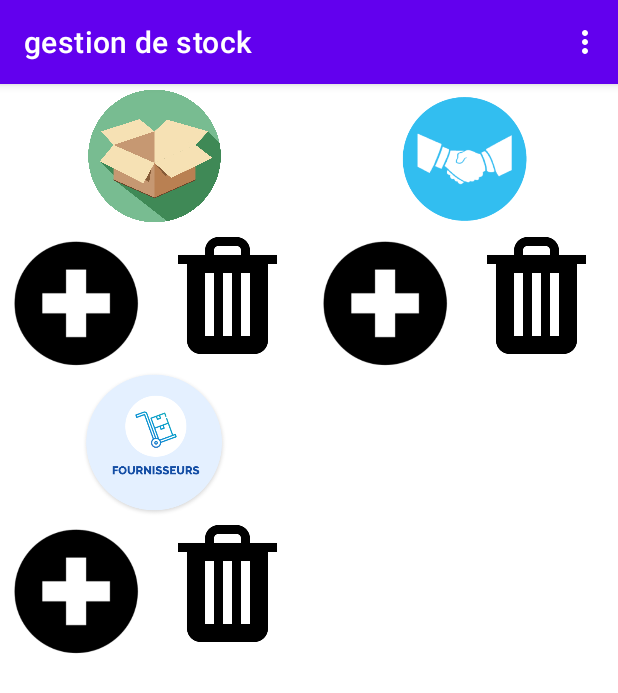
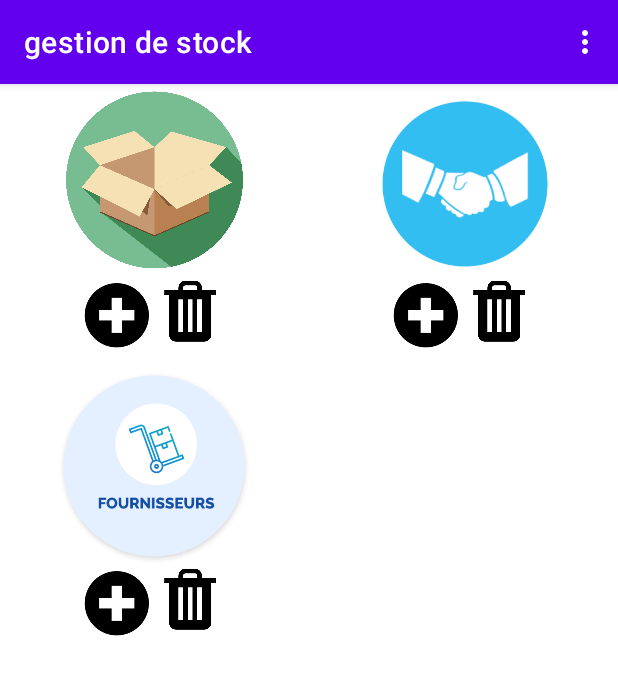
Before and after one commit to lionel-kg/gestion_app, an Android app: the screen it shows after launch (MainActivity), on a phone screen of 412 x 824 dp. Shown: the top 693 px of the screen. Run offline under Robolectric (Android 15) with nearby library versions, the phone set to English and light mode, and no system bars.

Commit message:
update git

```diff
--- a/app/src/main/java/com/example/gestiondestock/modele/CustomListAdapter.java
+++ b/app/src/main/java/com/example/gestiondestock/modele/CustomListAdapter.java
@@ -43,6 +43,7 @@ public class CustomListAdapter  extends BaseAdapter {
         this.context = aContext;
         this.listData = listData;
         layoutInflater = LayoutInflater.from(aContext);
+
     }
 
 
@@ -80,11 +81,11 @@ public class CustomListAdapter  extends BaseAdapter {
         holder.qteView.setText("qte: " + article.getQteArticle());
 
         try {
-            //db = openOrCreateDatabase("gestion_app", SQLiteDatabase.CREATE_IF_NECESSARY, null);
+
             holder.delete.setOnClickListener(new Button.OnClickListener() {
                 @Override
                 public void onClick(View v) {
-                    db.delete("article","id ="+article.getId_article(),null);
+                    getCount();
                 }
             });
         } catch (
--- a/app/src/main/java/com/example/gestiondestock/vue/MainActivity.java
+++ b/app/src/main/java/com/example/gestiondestock/vue/MainActivity.java
@@ -14,6 +14,7 @@ import android.view.View;
 import android.widget.Button;
 import android.widget.ImageView;
 import android.widget.LinearLayout;
+import android.widget.Toast;
 import android.widget.Toolbar;
 
 import com.example.gestiondestock.R;
@@ -46,6 +47,7 @@ public class MainActivity extends AppCompatActivity {
         addFournisseur();
         addArticle();
         suppArticle();
+        suppFournisseur();
     }
 
     public void ecouteInventaire() {
@@ -87,6 +89,7 @@ public class MainActivity extends AppCompatActivity {
             public void onClick(View v) {
                 Intent intent = new Intent(MainActivity.this, AddFournisseurActivity.class);
                 startActivity(intent);
+                Toast.makeText(MainActivity.this,"insertion du fournisseur", Toast.LENGTH_SHORT).show();
             }
         });
     }
@@ -100,6 +103,7 @@ public class MainActivity extends AppCompatActivity {
             public void onClick(View v) {
                 Intent intent = new Intent(MainActivity.this, AddArticleActivity.class);
                 startActivity(intent);
+                Toast.makeText(MainActivity.this,"insertion de l'article", Toast.LENGTH_SHORT).show();
             }
         });
     }
@@ -112,10 +116,20 @@ public class MainActivity extends AppCompatActivity {
             @Override
             public void onClick(View v) {
                 db.delete("article",null,null);
+                Toast.makeText(MainActivity.this,"les articles ont été supprimer", Toast.LENGTH_SHORT).show();
+
             }
         });
     }
-
+    public void suppFournisseur() {
+        ((ImageView) findViewById(R.id.suppFournisseur)).setOnClickListener(new Button.OnClickListener() {
+            @Override
+            public void onClick(View v) {
+                db.delete("fournisseur",null,null);
+                Toast.makeText(MainActivity.this,"les fournisseur ont été supprimer", Toast.LENGTH_SHORT).show();
+            }
+        });
+    }
     /**
      * acces à la base de données
      */
@@ -123,15 +137,6 @@ public class MainActivity extends AppCompatActivity {
     public void openBd() {
         try {
             db = openOrCreateDatabase("gestion_app", SQLiteDatabase.CREATE_IF_NECESSARY, null);
-
-            db.execSQL("create table magasinier("
-                    + "idMagasinier INTEGER PRIMARY KEY AUTOINCREMENT,"
-                    + "nomMagasinier TEXT NOT NULL,"
-                    + "prenomMagasinier TEXT NOT NULL,"
-                    + "telMagasinier INTEGER,"
-                    + "adresseMagasinier TEXT,"
-                    + "cpMagasinier INTEGER,"
-                    + "villeMagasinier TEXT)");
 
             db.execSQL("create table article("
                     + "idArticle INTEGER PRIMARY KEY AUTOINCREMENT,"
--- a/app/src/main/res/layout/activity_fournisseur.xml
+++ b/app/src/main/res/layout/activity_fournisseur.xml
@@ -16,4 +16,5 @@
         android:layout_alignParentTop="true" >
     </ListView>
 
+
 </androidx.constraintlayout.widget.ConstraintLayout>
--- a/app/src/main/res/layout/activity_inventaire.xml
+++ b/app/src/main/res/layout/activity_inventaire.xml
@@ -17,4 +17,6 @@ tools:context=".vue.InventaireActivity">
     </ListView>
 
 
+
+
 </RelativeLayout>
--- a/app/src/main/res/layout/activity_main.xml
+++ b/app/src/main/res/layout/activity_main.xml
@@ -23,17 +23,21 @@
                 android:layout_height="match_parent"
                 android:layout_weight="1"
                 android:orientation="vertical">
+
                 <LinearLayout
                     android:layout_width="match_parent"
                     android:layout_height="match_parent"
-                    android:orientation="horizontal"
-                    android:layout_weight="1">
+                    android:layout_weight="0.5"
+                    android:orientation="vertical">
+
                     <ImageView
                         android:id="@+id/inventaire"
-                        android:layout_width="wrap_content"
-                        android:layout_height="wrap_content"
-                        android:src="@drawable/inventaire"/>
+                        android:layout_width="match_parent"
+                        android:layout_height="match_parent"
+                        android:src="@drawable/inventaire"
+                        android:layout_weight="1"/>
                 </LinearLayout>
+
                 <LinearLayout
                     android:layout_width="match_parent"
                     android:layout_height="match_parent"
@@ -44,11 +48,14 @@
                         android:layout_height="match_parent"
                         android:orientation="vertical"
                         android:layout_weight="1">
+
                         <ImageView
                             android:id="@+id/addArticle"
-                            android:layout_width="wrap_content"
-                            android:layout_height="wrap_content"
-                            android:src="@drawable/ajout"/>
+                            android:layout_width="50dp"
+                            android:layout_height="50dp"
+                            android:layout_gravity="end"
+                            android:src="@drawable/ajout" />
+
                     </LinearLayout>
                     <LinearLayout
                         android:layout_width="match_parent"
@@ -57,8 +64,8 @@
                         android:layout_weight="1">
                         <ImageView
                             android:id="@+id/suppArticle"
-                            android:layout_width="wrap_content"
-                            android:layout_height="wrap_content"
+                            android:layout_width="50dp"
+                            android:layout_height="50dp"
                             android:src="@drawable/supp"
                             />
                     </LinearLayout>
@@ -77,13 +84,15 @@
                 <LinearLayout
                     android:layout_width="match_parent"
                     android:layout_height="match_parent"
-                    android:orientation="horizontal"
-                    android:layout_weight="1">
+                    android:orientation="vertical"
+                    android:layout_weight="0.5">
                     <ImageView
                         android:id="@+id/transaction"
-                        android:layout_width="wrap_content"
-                        android:layout_height="wrap_content"
-                        android:src="@drawable/transaction"/>
+                        android:layout_width="match_parent"
+                        android:layout_height="match_parent"
+                        android:src="@drawable/transaction"
+                        android:layout_weight="1"/>
+
                 </LinearLayout>
                 <LinearLayout
                     android:layout_width="match_parent"
@@ -96,8 +105,9 @@
                         android:orientation="vertical"
                         android:layout_weight="1">
                         <ImageView
-                            android:layout_width="wrap_content"
-                            android:layout_height="wrap_content"
+                            android:layout_width="50dp"
+                            android:layout_height="50dp"
+                            android:layout_gravity="end"
                             android:src="@drawable/ajout"/>
                     </LinearLayout>
                     <LinearLayout
@@ -106,8 +116,8 @@
                         android:orientation="vertical"
                         android:layout_weight="1">
                         <ImageView
-                            android:layout_width="wrap_content"
-                            android:layout_height="wrap_content"
+                            android:layout_width="50dp"
+                            android:layout_height="50dp"
                             android:src="@drawable/supp"/>
 
                     </LinearLayout>
@@ -138,13 +148,15 @@
                     <LinearLayout
                         android:layout_width="match_parent"
                         android:layout_height="match_parent"
-                        android:layout_weight="1"
-                        android:orientation="horizontal">
+                        android:layout_weight="0.5"
+                        android:orientation="vertical">
                         <ImageView
                             android:id="@+id/fournisseur"
-                            android:layout_width="wrap_content"
-                            android:layout_height="wrap_content"
-                            android:src="@drawable/fournisseurs"/>
+                            android:layout_width="match_parent"
+                            android:layout_height="match_parent"
+                            android:src="@drawable/fournisseurs"
+                            android:layout_weight="1"/>
+
                     </LinearLayout>
                     <LinearLayout
                         android:layout_width="match_parent"
@@ -159,8 +171,9 @@
                             android:orientation="vertical">
                             <ImageView
                                 android:id="@+id/addFournisseur"
-                                android:layout_width="wrap_content"
-                                android:layout_height="wrap_content"
+                                android:layout_width="50dp"
+                                android:layout_height="50dp"
+                                android:layout_gravity="end"
                                 android:src="@drawable/ajout"/>
                         </LinearLayout>
                         <LinearLayout
@@ -169,32 +182,15 @@
                             android:orientation="vertical"
                             android:layout_weight="1">
                             <ImageView
-                                android:layout_width="wrap_content"
-                                android:layout_height="wrap_content"
+                                android:id="@+id/suppFournisseur"
+                                android:layout_width="50dp"
+                                android:layout_height="50dp"
                                 android:src="@drawable/supp"/>
 
                         </LinearLayout>
                     </LinearLayout>
                 </LinearLayout>
             </LinearLayout>
-            <LinearLayout
-                android:layout_width="match_parent"
-                android:layout_height="match_parent"
-                android:layout_weight="1"
-                android:orientation="vertical">
-            </LinearLayout>
-        </LinearLayout>
-        <LinearLayout
-            android:layout_width="match_parent"
-            android:layout_height="match_parent"
-            android:layout_weight="1"
-            android:orientation="horizontal">
-
-            <LinearLayout
-                android:layout_width="match_parent"
-                android:layout_height="match_parent"
-                android:layout_weight="1"
-                android:orientation="vertical"></LinearLayout>
 
             <LinearLayout
                 android:layout_width="match_parent"
@@ -205,22 +201,16 @@
         <LinearLayout
             android:layout_width="match_parent"
             android:layout_height="match_parent"
+            android:layout_weight="1"
+            android:orientation="horizontal">
+
+
+        </LinearLayout>
+        <LinearLayout
+            android:layout_width="match_parent"
+            android:layout_height="match_parent"
             android:orientation="horizontal"
             android:layout_weight="1">
-            <LinearLayout
-                android:layout_width="match_parent"
-                android:layout_height="match_parent"
-                android:layout_weight="1"
-                android:orientation="vertical">
-            </LinearLayout>
-            <LinearLayout
-                android:layout_width="match_parent"
-                android:layout_height="match_parent"
-                android:orientation="vertical"
-                android:layout_weight="1">
-
-            </LinearLayout>
         </LinearLayout>
-
     </LinearLayout>
 </RelativeLayout>
```
Also changed, not shown: app/src/main/java/com/example/gestiondestock/outils/MySqlLiteOpenHelper.java (+3 -12 lines), app/src/main/java/com/example/gestiondestock/vue/FournisseurActivity.java (+30 -1 lines), app/src/main/java/com/example/gestiondestock/vue/InventaireActivity.java (+5 -91 lines).
